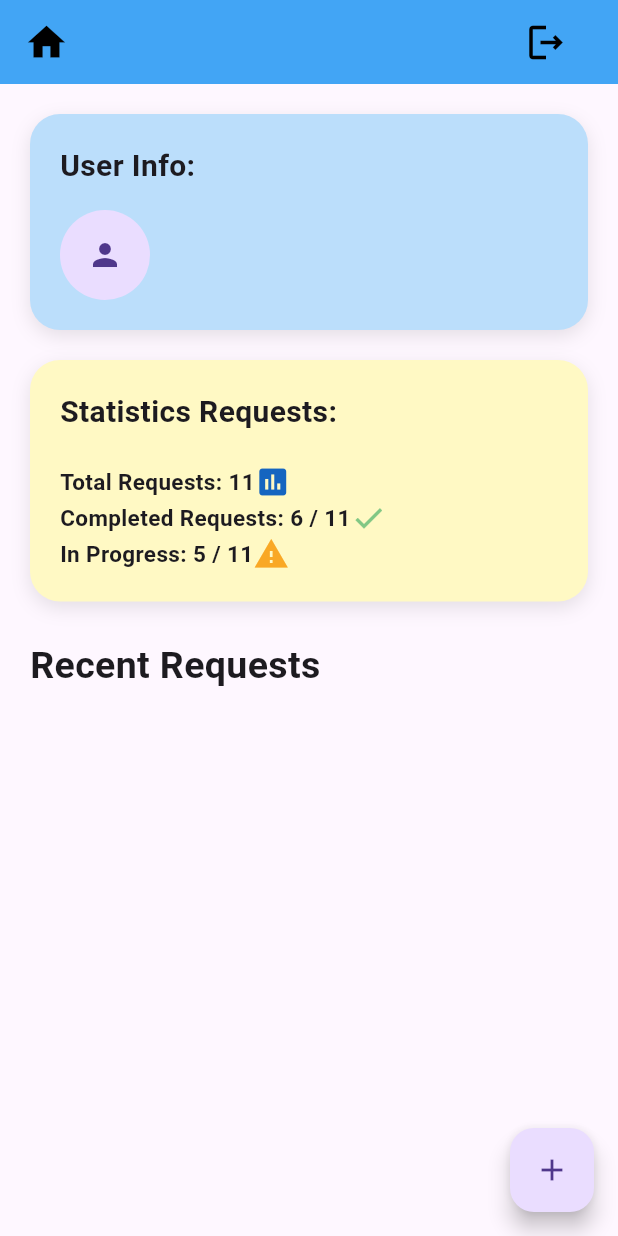
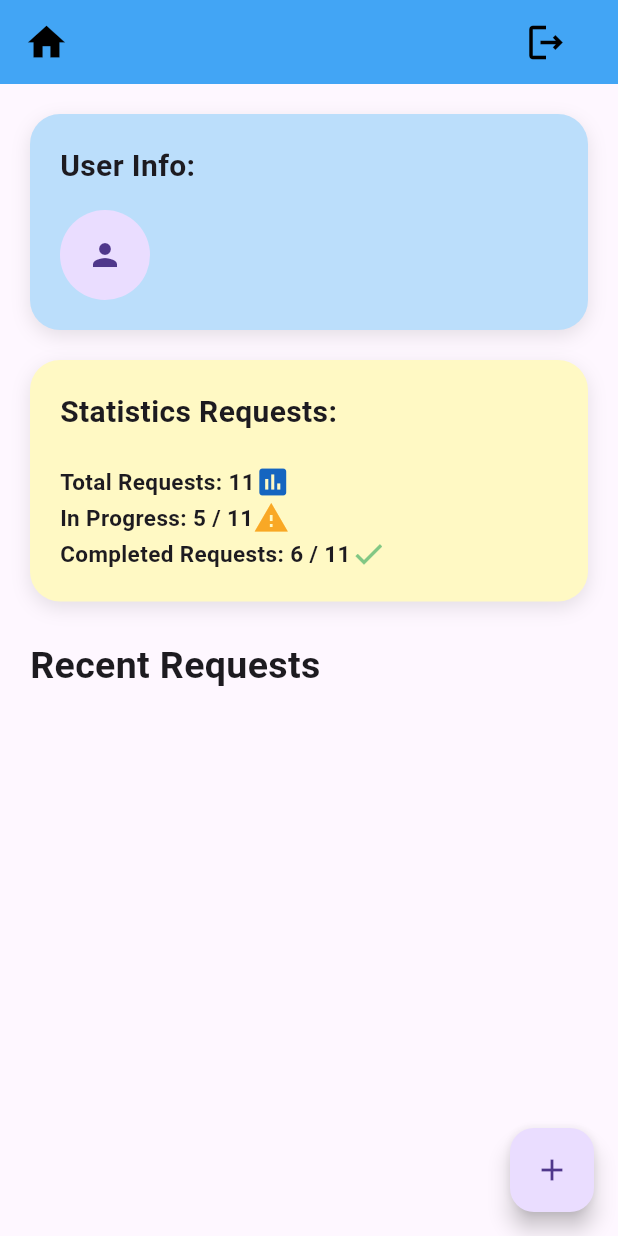
Before and after one commit to hoangchitrung/helpdesk-support-request-management, a Flutter app: the HomeScreen screen opened directly, on a phone screen of 412 x 824 dp. Run offline on Flutter 3.47's test engine with Material 3 defaults, Android fonts, the phone set to English and light mode, and no system bars; our stand-ins replace cloud_firestore, firebase_auth, firebase_core; accounts and stored records are empty; generated files the repository leaves out were written again.

```diff
--- a/src/lib/screens/users/add_request_screen.dart
+++ b/src/lib/screens/users/add_request_screen.dart
@@ -29,6 +29,7 @@ class _AddRequestState extends State<AddRequestScreen> {
   }
 
   Future<void> _createRequest() async {
+    setState(() => isLoading = true);
     if (!_validateInput()) {
       return;
     }
@@ -48,6 +49,9 @@ class _AddRequestState extends State<AddRequestScreen> {
             content: Text("Requests created successfully"),
           ),
         );
+
+        await Future.delayed(Duration(seconds: 2));
+        Navigator.pop(context);
       }
     } catch (e) {
       ScaffoldMessenger.of(context).showSnackBar(
--- a/src/lib/screens/users/home_screen.dart
+++ b/src/lib/screens/users/home_screen.dart
@@ -146,6 +146,18 @@ class _HomeScreenState extends State<HomeScreen> {
                       Row(
                         children: [
                           Text(
+                            "In Progress: 5 / 11",
+                            style: TextStyle(
+                              fontSize: 15,
+                              fontWeight: FontWeight.bold,
+                            ),
+                          ),
+                          Icon(Icons.warning, color: Colors.yellow[800]),
+                        ],
+                      ),
+                      Row(
+                        children: [
+                          Text(
                             "Completed Requests: 6 / 11",
                             style: TextStyle(
                               fontSize: 15,
@@ -153,18 +165,6 @@ class _HomeScreenState extends State<HomeScreen> {
                             ),
                           ),
                           Icon(Icons.check, color: Colors.green[300]),
-                        ],
-                      ),
-                      Row(
-                        children: [
-                          Text(
-                            "In Progress: 5 / 11",
-                            style: TextStyle(
-                              fontSize: 15,
-                              fontWeight: FontWeight.bold,
-                            ),
-                          ),
-                          Icon(Icons.warning, color: Colors.yellow[800]),
                         ],
                       ),
                     ],
```
Also changed, not shown: 1 other file.
